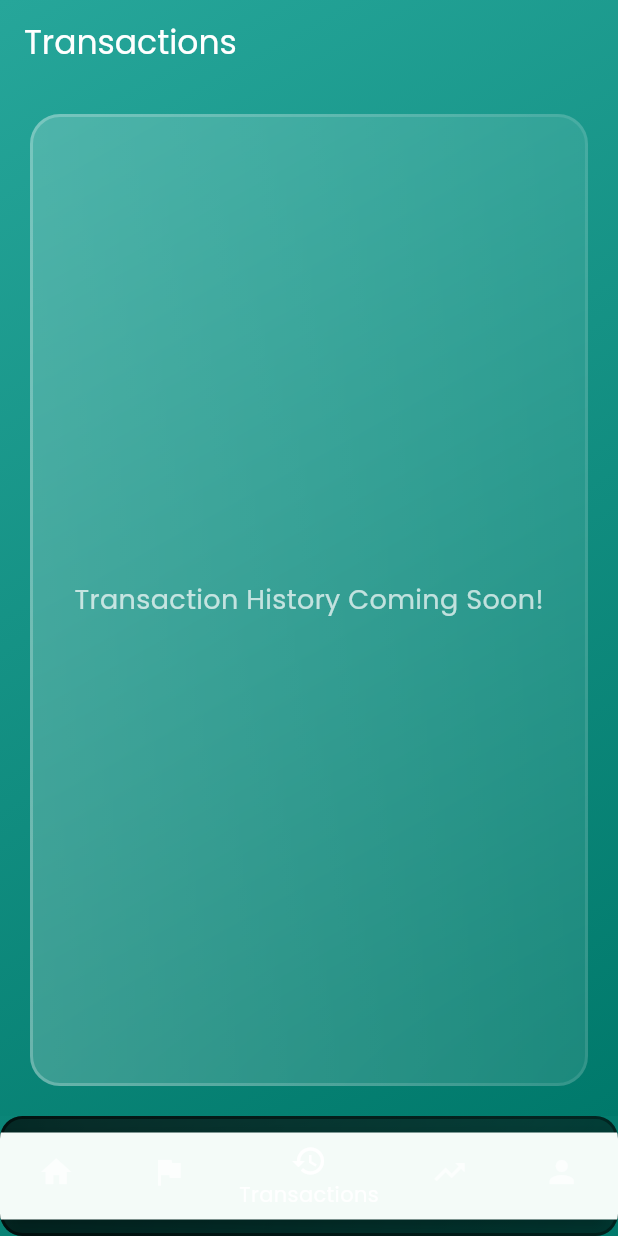
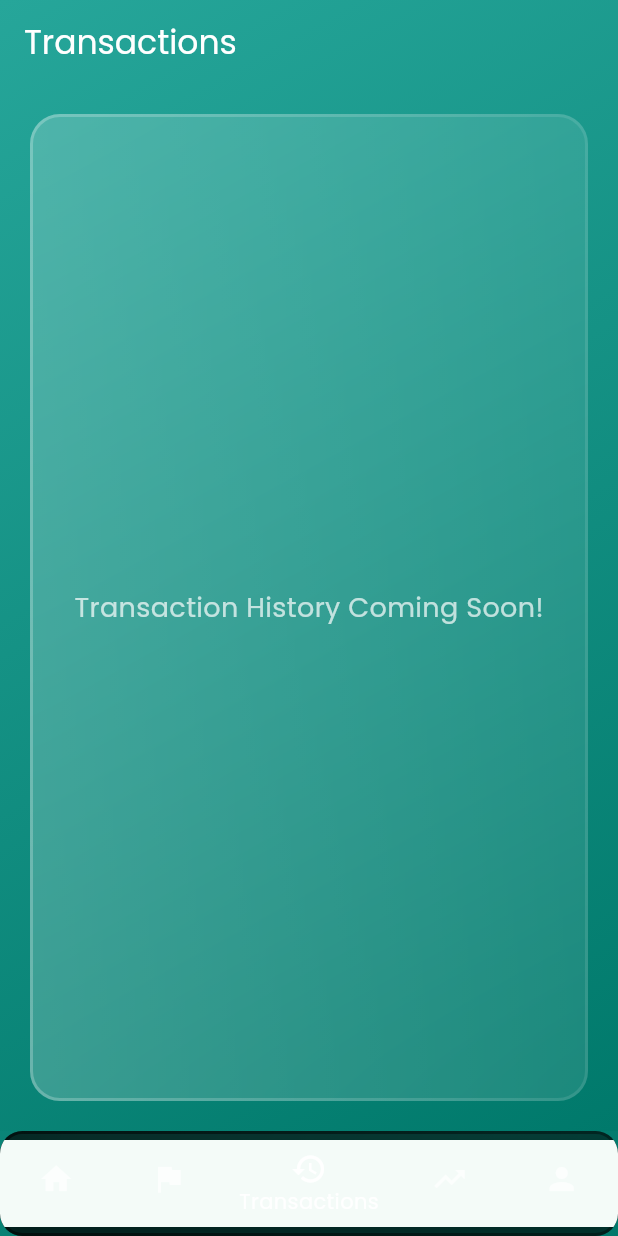
Before and after one commit to mayur20000/Apna-Gullak, a Flutter app: the screen it shows once a user with an empty profile is signed in, item 3 of the bottom bar chosen, on a phone screen of 412 x 824 dp. Run offline on Flutter 3.47's test engine with Material 3 defaults, Android fonts, the phone set to English and light mode, and no system bars; drawn by our look-alikes of glassmorphism; our stand-ins replace cloud_firestore, firebase_auth, firebase_core, flutter_animate, google_fonts; accounts and stored records are empty.

Commit message:
Fix bottom navigation bar overflow by adjusting height and adding SafeArea

```diff
--- a/lib/main.dart
+++ b/lib/main.dart
@@ -297,12 +297,13 @@ class _MainScreenState extends State<MainScreen> {
           colors: [Color(0xFF26A69A), Color(0xFF00796B)],
         ),
       ),
+      child: SafeArea(
         child: Scaffold(
           backgroundColor: Colors.transparent,
           body: _screens[_selectedIndex],
           bottomNavigationBar: GlassmorphicContainer(
             width: double.infinity,
-          height: 80,
+            height: 70, // Reduced height to prevent overflow
             borderRadius: 15,
             blur: 20,
             alignment: Alignment.center,
@@ -343,6 +344,7 @@ class _MainScreenState extends State<MainScreen> {
           ).animate().scale(duration: 500.ms)
               : null,
         ),
+      ),
     );
   }
 }
```
Lines whose indentation alone changed are shown as unchanged.
